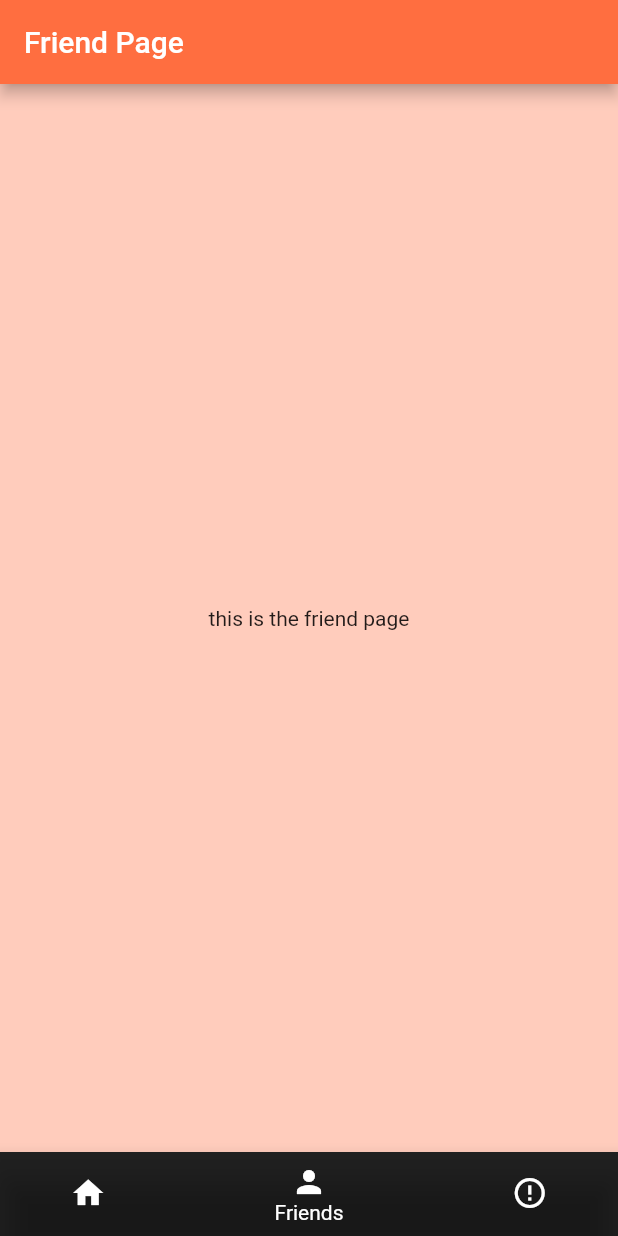
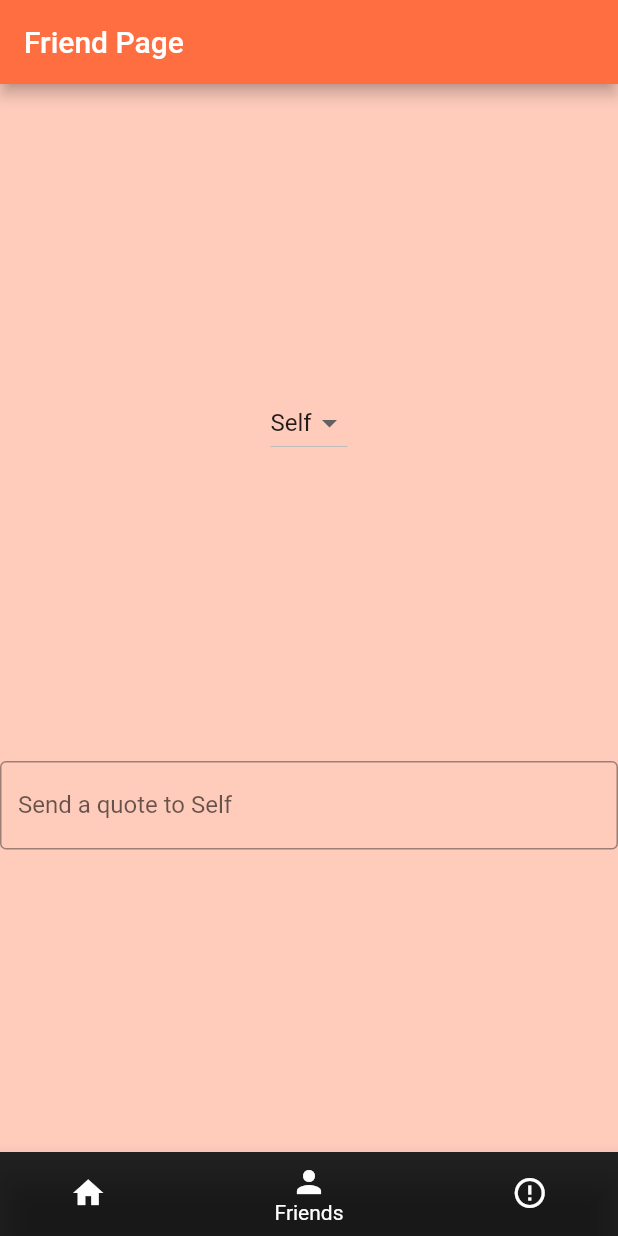
Before and after one commit to lucylyon/good_vibes, a Flutter app: the screen it shows after launch, item 2 of the bottom bar chosen, on a phone screen of 412 x 824 dp. Run offline on Flutter 3.47's test engine with Material 2 defaults, Android fonts, the light colour scheme and no system bars.

Commit message:
Can send quotes over socket

```diff
--- a/lib/BottomNavPage.dart
+++ b/lib/BottomNavPage.dart
@@ -2,6 +2,7 @@ import 'package:flutter/material.dart';
 import 'FriendPage.dart';
 import 'HomePage.dart';
 import 'ResourcesPage.dart';
+import 'Networking.dart';
 
 class BottomNavPage extends StatefulWidget{
   @override
@@ -9,9 +10,21 @@ class BottomNavPage extends StatefulWidget{
 }
 
 class BottomNavPageState extends State<BottomNavPage> {
+  List<Widget> _children;
+  int _currentIndex = 0;
+  Networking _network;
 
-  List<Widget> _children = [HomePage(), FriendPage(), ResourcesPage()];
-  int _currentIndex = 0;
+  @override
+  void initState() {
+    super.initState();
+    print('Setting up server');
+    setUpNetwork().then((value) => print("Server set up"));
+  }
+
+  Future<void> setUpNetwork() async {
+    _network = Networking();
+    await _network.setUpServer();
+  }
 
   void _onItemTapped(int index) {
     setState(() {
@@ -19,9 +32,9 @@ class BottomNavPageState extends State<BottomNavPage> {
     });
   }
 
-
   @override
   Widget build(BuildContext context) {
+    _children = [HomePage(), FriendPage(network: _network,), ResourcesPage()];
     return new Scaffold(
       body: _children[_currentIndex],
       bottomNavigationBar: BottomNavigationBar(
--- a/lib/FriendPage.dart
+++ b/lib/FriendPage.dart
@@ -1,22 +1,72 @@
 import 'package:flutter/material.dart';
+import 'package:good_vibes/Friends.dart';
 import 'Lists.dart';
+import 'Networking.dart';
 
 class FriendPage extends StatefulWidget{
+  FriendPage({Key key, this.network}) : super(key: key);
+
+  final Networking network;
 
   @override
   State createState() => new FriendPageState();
 }
 
 class FriendPageState extends State<FriendPage> {
+  Friend _currentFriend;
+  TextEditingController _controller = TextEditingController();
+  Color appBarColor = Colors.deepOrangeAccent;
+
   @override
   Widget build(BuildContext context) {
+    List<DropdownMenuItem> menuList = _generateFriendMenu();
+    _currentFriend = friendList[0];
     return Scaffold(
       backgroundColor: Colors.deepOrange[100],
         appBar: AppBar(
           title: const Text('Friend Page'),
-          backgroundColor: Colors.deepOrangeAccent,
+          backgroundColor: appBarColor,
         ),
-        body: Center(child: Text('this is the friend page'))
+        body: Center(
+          child: Column(
+            crossAxisAlignment: CrossAxisAlignment.center,
+            mainAxisAlignment: MainAxisAlignment.spaceEvenly,
+            children: [
+              DropdownButton<Friend> (
+                value: _currentFriend,
+                onChanged: (Friend newValue) {
+                  setState(() {
+                    _currentFriend = newValue;
+                  });
+                },
+                items: menuList
+              ),
+              TextField(
+                controller: _controller,
+                decoration: InputDecoration(
+                  border: OutlineInputBorder(),
+                  labelText: "Send a quote to ${_currentFriend.name}"
+                ),
+                onSubmitted: (String message) {
+                  widget.network.sendQuote(message, _currentFriend);
+                },
+              )
+            ],
+          ),
+        )
     );
   }
+
+  List<DropdownMenuItem> _generateFriendMenu() {
+    List<DropdownMenuItem<Friend>> itemList = [];
+    for (Friend friend in friendList) {
+      itemList.add(
+        DropdownMenuItem(
+          value: friend,
+          child: Text(friend.name),
+        )
+      );
+    }
+    return itemList;
+  }
 }
--- a/lib/Lists.dart
+++ b/lib/Lists.dart
@@ -17,5 +17,5 @@ List<String> quotes = [
 ];
 
 List<Friend> friendList = [
-  Friend("127.0.0.1", "Me")
+  Friend("127.0.0.1", "Self")
 ];
--- a/lib/Networking.dart
+++ b/lib/Networking.dart
@@ -3,6 +3,7 @@ import 'dart:convert';
 import 'dart:typed_data';
 
 import 'package:flutter/material.dart';
+import 'package:good_vibes/Friends.dart';
 import 'Lists.dart';
 
 final int port = 4853;
@@ -12,6 +13,7 @@ class Networking{
 
   Networking() {
     _encoder = JsonCodec();
+    setUpServer();
   }
 
   Future<SocketOutcome> setUpServer() async {
@@ -34,6 +36,20 @@ class Networking{
     print("received data from $ip");
     String message = _encoder.decode(String.fromCharCodes(data));
     quotes.add(message);
+    print(quotes.last);
+  }
+
+  Future<SocketOutcome> sendQuote(String quote, Friend friend) async {
+    try {
+      print("Connecting to ${friend.name} at ${friend.ipAddress}");
+      Socket socket = await Socket.connect(friend.ipAddress, port);
+      print("Connected");
+      socket.write(_encoder.encode(quote));
+      socket.close();
+      return SocketOutcome();
+    } on SocketException catch (e) {
+      return SocketOutcome(errorMessage: e.message);
+    }
   }
 }
 
--- a/lib/QuotePage.dart
+++ b/lib/QuotePage.dart
@@ -13,7 +13,7 @@ class QuotePageState extends State<QuotePage> {
 
   String _pickQuote() {
     quotes.shuffle();
-    return quotes[0];
+    return quotes.last;
   }
 
   @override
--- a/lib/main.dart
+++ b/lib/main.dart
@@ -2,6 +2,7 @@ import 'package:flutter/material.dart';
 import 'BottomNavPage.dart';
 import 'PicturePage.dart';
 import 'QuotePage.dart';
+import 'Networking.dart';
 
 void main() => runApp(MyApp());
 
```
Also changed, not shown: 1 other file.
